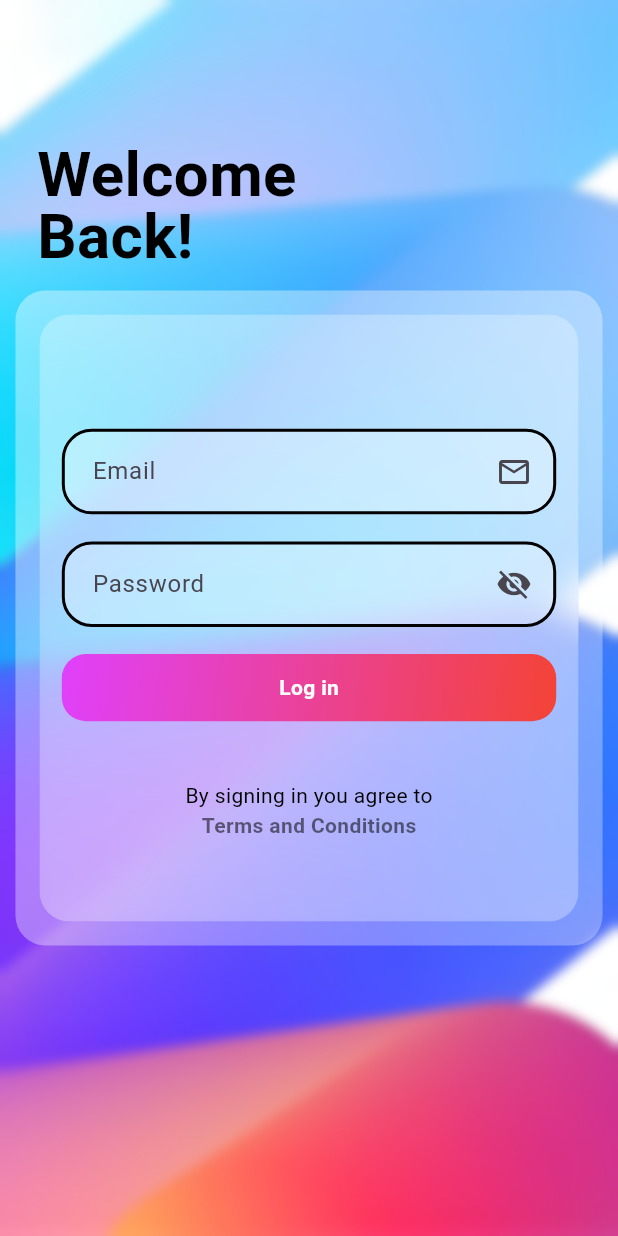
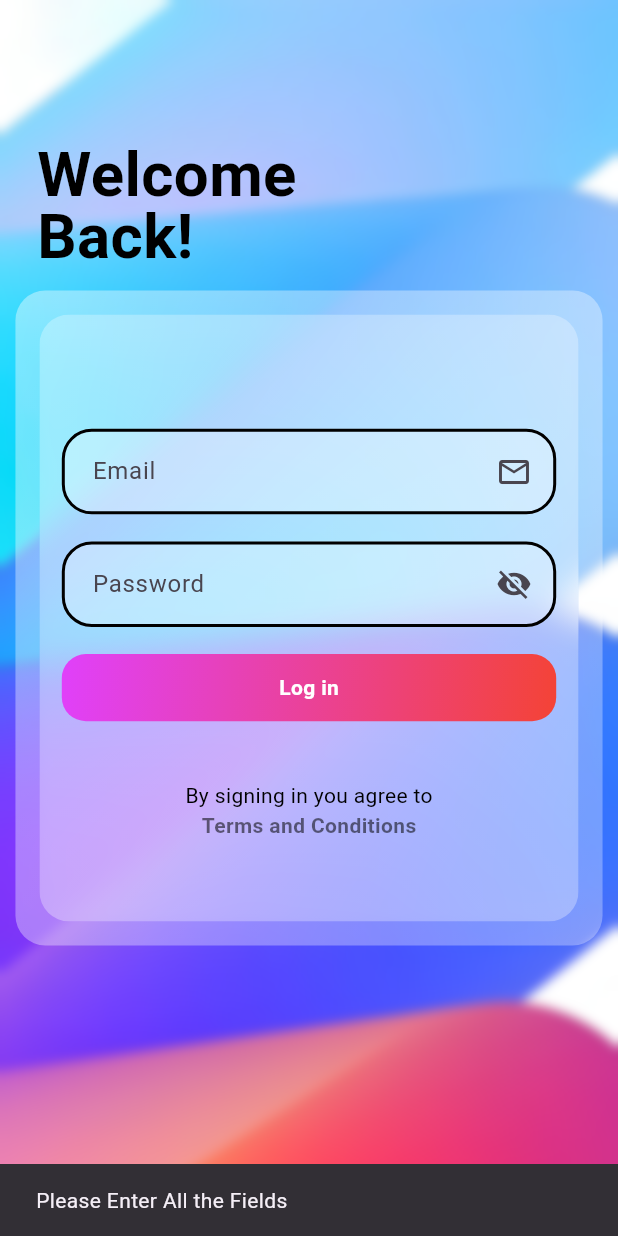
Before and after one commit to anokhipalgota04/TripSaathi, a Flutter app: the LoginScreen screen opened directly, after a tap on "Log in", on a phone screen of 412 x 824 dp. Run offline on Flutter 3.47's test engine with Material 3 defaults, Android fonts, the phone set to English and light mode, and no system bars; our stand-ins replace chewie, cloud_firestore, firebase_auth, firebase_core, firebase_storage, flutter_riverpod and 3 more; accounts and stored records are empty.

Commit message:
login auth done

```diff
--- a/lib/features/auth/screen/home.dart
+++ b/lib/features/auth/screen/home_feed/home.dart
@@ -15,11 +15,14 @@ class _InstagramHomeState extends State<InstagramHome> {
         backgroundColor: Colors.white,
         elevation: 0,
         title: const Text(
-          'Instagram',
+          'Connect',textAlign: TextAlign.center,
+
           style: TextStyle(
             color: Colors.black,
             fontFamily: 'Billabong',
             fontSize: 32.0,
+
+
           ),
         ),
         actions: [
--- a/lib/features/auth/screen/login.dart
+++ b/lib/features/auth/screen/login.dart
@@ -1,6 +1,10 @@
 import 'dart:ui';
 
 import 'package:flutter/material.dart';
+import 'package:gonomad/features/auth/screen/home_feed/home.dart';
+import 'package:gonomad/features/auth/screen/navigation_bar.dart';
+import 'package:gonomad/resources/auth_methods.dart';
+import 'package:gonomad/utils/utils.dart';
 
 class LoginScreen extends StatefulWidget {
   const LoginScreen({Key? key}) : super(key: key);
@@ -19,12 +23,23 @@ class _LoginScreenState extends State<LoginScreen> {
     setState(() {
       _isLoading = true;
     });
+    String res = await AuthMethods().loginInUsers(
+        email: _emailController.text,
+       password: _passwordController.text
+       );
+    if (res == "success") {
 
-    // Add your login logic here
-
+      Navigator.pushReplacement(
+          context, MaterialPageRoute(builder: (context) =>  InstagramHome()));
+    } else {
+      // Show error message
+      showSnackBar(res, context);
        setState(() {
       _isLoading = false;
     });
+    }
+
+
   }
 
   @override
@@ -48,11 +63,8 @@ class _LoginScreenState extends State<LoginScreen> {
                 image: DecorationImage(
                   image: AssetImage('assets/images/Spline1.jpeg'),
                   fit: BoxFit.cover,
-
                 ),
               ),
-
-
               child: ClipRRect(
                   //borderRadius: BorderRadius.circular(20),
                   child: BackdropFilter(
@@ -68,11 +80,7 @@ class _LoginScreenState extends State<LoginScreen> {
                             ],
                           ),
                         ),
-
-                  )
-                )
-            )
-          ),
+                      )))),
           // Welcome back text
           Positioned(
             top: screenSize.height * 0.105,
@@ -138,7 +146,6 @@ class _LoginScreenState extends State<LoginScreen> {
                           height: screenSize.height * 0.027,
                         ),
 
-
                         //email textfield
 
                         SizedBox(
@@ -166,7 +173,6 @@ class _LoginScreenState extends State<LoginScreen> {
                                 ),
                                 borderRadius: BorderRadius.circular(20),
                               ),
-
                               filled: true,
                               fillColor: Colors.white70.withOpacity(0.3),
                               contentPadding: EdgeInsets.symmetric(
@@ -181,8 +187,6 @@ class _LoginScreenState extends State<LoginScreen> {
                         SizedBox(
                           height: screenSize.height * 0.022,
                         ),
-
-
 
                         //password textfield
                         SizedBox(
@@ -275,8 +279,6 @@ class _LoginScreenState extends State<LoginScreen> {
 
                         //forgot password
 
-
-
                         //terms and cond text
                         SizedBox(
                           height: screenSize.height * 0.04,
--- a/lib/resources/auth_methods.dart
+++ b/lib/resources/auth_methods.dart
@@ -47,12 +47,15 @@ class AuthMethods {
 
         res = 'success';
       }
-      // } on FirebaseAuthException catch (err) {
-      //   if (err.code == 'invalid-email') {
-      //     res = 'The email is badly formatted.';
-      //   } else if (err.code == 'weak-password'){
-      //      res = 'Password should be at least 6 characters';
-      //   }
+    } on FirebaseAuthException catch (err) {
+      if (err.code == 'invalid-email') {
+        res = 'The email is badly formatted.';
+      } else if (err.code == 'weak-password') {
+        res = 'Password should be at least 6 characters';
+      }else if (err.code == 'email-already-in-use') {
+        res = 'The account already exists for that email.';
+      }
+
     } catch (err) {
       print(
           'error in firestoreage do somethingggggggggggggggggggggggggggggjgbhjsbbrf');
@@ -61,4 +64,35 @@ class AuthMethods {
     // throw Exception('Method not implemented');
     return res;
   }
+
+  Future<String> loginInUsers({
+    required String email,
+    required String password,
+  }) async {
+    String res = 'some error occured';
+    try {
+      if (email.isNotEmpty || password.isNotEmpty) {
+        UserCredential cred = await _auth.signInWithEmailAndPassword(
+            email: email, password: password);
+        print(cred.user!.uid);
+        res = 'success';
+      } else {
+        res = 'Please Enter All the Fields ';
+      }
+    } on FirebaseAuthException catch (err) {
+      if (err.code == 'invalid-email') {
+        res = 'The email is badly formatted.';
+      } else if (err.code == 'weak-password') {
+        res = 'Password should be at least 6 characters';
+      }else if (err.code == 'user-not-found') {
+        res = 'No user found for that email.';
+      } else if (err.code == 'invalid-credential') {
+        res = 'Wrong password provided for that user.';
+      }
+    }
+     catch (err) {
+      res = err.toString();
+    }
+    return res;
+  }
 }
--- a/lib/resources/storage_methods.dart
+++ b/lib/resources/storage_methods.dart
@@ -2,7 +2,7 @@ import 'dart:typed_data';
 
 import 'package:firebase_auth/firebase_auth.dart';
 import 'package:firebase_storage/firebase_storage.dart';
-import 'package:flutter/material.dart';
+
 
 class Storagemethods {
   final FirebaseStorage _storage = FirebaseStorage.instance;
--- a/lib/utils/utils.dart
+++ b/lib/utils/utils.dart
@@ -9,10 +9,12 @@ pickImage(ImageSource source) async {
     return await file.readAsBytes();
   }
 }
- showSnackBar(BuildContext context, String text) {
+
+
+showSnackBar(String content, BuildContext context) {
   return ScaffoldMessenger.of(context).showSnackBar(
     SnackBar(
-      content: Text(text),
+      content: Text(content),
     ),
   );
 }
```
Also changed, not shown: lib/features/auth/screen/navigation_bar.dart (+5 -5 lines), lib/features/auth/screen/signup.dart (+4 -4 lines). Lines whose indentation alone changed are shown as unchanged.
